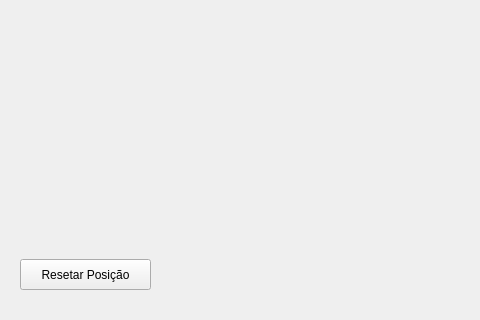
This is ui/TextContent.ui in caioviel/pyannotator as Qt 5 draws it before an edit; both pictures show x 0 to 480 and y 421 to 741 of the 743 by 741 pixel window. The edited form follows.
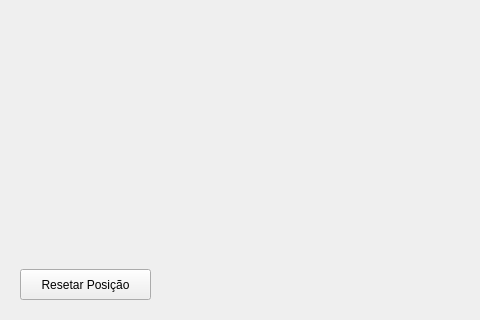
This is the edited form. Icons and pictures are not drawn.

Diff of the .ui file:
```diff
--- a/ui/TextContent.ui
+++ b/ui/TextContent.ui
@@ -221,10 +221,10 @@
   <widget class="QWidget" name="layout_selection_holder" native="true">
    <property name="geometry">
     <rect>
-     <x>20</x>
-     <y>280</y>
-     <width>700</width>
-     <height>394</height>
+     <x>10</x>
+     <y>273</y>
+     <width>741</width>
+     <height>411</height>
     </rect>
    </property>
   </widget>
@@ -278,7 +278,7 @@
    <property name="geometry">
     <rect>
      <x>20</x>
-     <y>680</y>
+     <y>690</y>
      <width>131</width>
      <height>31</height>
     </rect>
```
